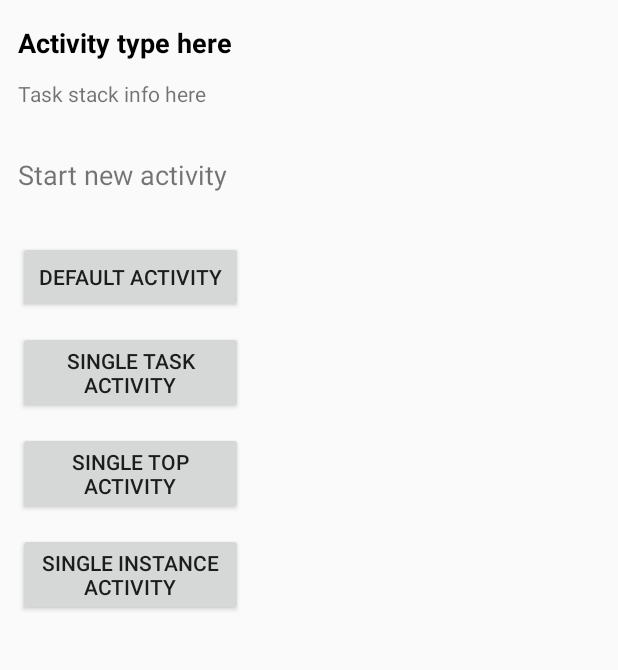
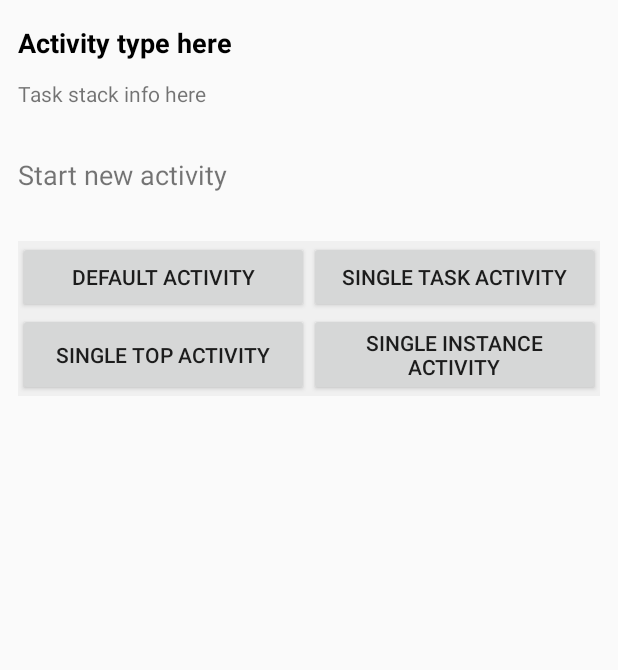
Before and after one commit to milosmns/android-task-stack-example, an Android app: the layout activity_layout.xml on its own in the app's theme, with its tools: preview values and no code run, on a phone screen of 412 x 824 dp, the part 84-754 px from its top. Run offline under Robolectric (Android 15) with nearby library versions, the phone set to English and light mode, and no system bars.

Commit message:
- Manifest comments - Layout cleanup (using Grid layout for the buttons now)

```diff
--- a/app/src/main/AndroidManifest.xml
+++ b/app/src/main/AndroidManifest.xml
@@ -3,7 +3,7 @@
     xmlns:android="http://schemas.android.com/apk/res/android"
     xmlns:tools="http://schemas.android.com/tools">
 
-    <!--suppress DeprecatedClassUsageInspection-->
+    <!--suppress DeprecatedClassUsageInspection | not true, this is a valid KitKat permission-->
     <uses-permission android:name="android.permission.GET_TASKS" />
 
     <application
--- a/app/src/main/res/layout/activity_layout.xml
+++ b/app/src/main/res/layout/activity_layout.xml
@@ -72,51 +72,53 @@
             android:textSize="@dimen/text_size_large"
             app:layout_constraintLeft_toLeftOf="parent"
             app:layout_constraintRight_toRightOf="parent"
-            app:layout_constraintTop_toBottomOf="@id/stackInfo" />
+            app:layout_constraintTop_toBottomOf="@+id/stackInfo" />
+
+        <android.support.v7.widget.GridLayout
+            android:layout_width="0dp"
+            android:layout_height="wrap_content"
+            android:layout_margin="@dimen/spacing_normal"
+            app:columnCount="2"
+            app:layout_constraintLeft_toLeftOf="parent"
+            app:layout_constraintRight_toRightOf="parent"
+            app:layout_constraintTop_toBottomOf="@+id/start_new_label"
+            app:orientation="horizontal"
+            app:rowCount="2"
+            tools:background="#F0F0F0">
 
             <Button
                 android:id="@+id/start_default"
-            android:layout_width="@dimen/button_start_new_width"
+                android:layout_width="0dp"
                 android:layout_height="wrap_content"
-            android:layout_margin="@dimen/spacing_normal"
                 android:text="@string/act_default"
-            app:layout_constraintHorizontal_bias="0.0"
-            app:layout_constraintLeft_toLeftOf="parent"
-            app:layout_constraintRight_toRightOf="parent"
-            app:layout_constraintTop_toBottomOf="@id/start_new_label" />
+                app:layout_columnWeight="1"
+                app:layout_rowWeight="1" />
 
             <Button
                 android:id="@+id/start_single_task"
-            android:layout_width="@dimen/button_start_new_width"
+                android:layout_width="0dp"
                 android:layout_height="wrap_content"
-            android:layout_margin="@dimen/spacing_normal"
                 android:text="@string/act_single_task"
-            app:layout_constraintHorizontal_bias="0.0"
-            app:layout_constraintLeft_toLeftOf="parent"
-            app:layout_constraintRight_toRightOf="parent"
-            app:layout_constraintTop_toBottomOf="@id/start_default" />
+                app:layout_columnWeight="1"
+                app:layout_rowWeight="1" />
 
             <Button
                 android:id="@+id/start_single_top"
-            android:layout_width="@dimen/button_start_new_width"
+                android:layout_width="0dp"
                 android:layout_height="wrap_content"
-            android:layout_margin="@dimen/spacing_normal"
                 android:text="@string/act_single_top"
-            app:layout_constraintHorizontal_bias="0.0"
-            app:layout_constraintLeft_toLeftOf="parent"
-            app:layout_constraintRight_toRightOf="parent"
-            app:layout_constraintTop_toBottomOf="@id/start_single_task" />
+                app:layout_columnWeight="1"
+                app:layout_rowWeight="1" />
 
             <Button
                 android:id="@+id/start_single_instance"
-            android:layout_width="@dimen/button_start_new_width"
+                android:layout_width="0dp"
                 android:layout_height="wrap_content"
-            android:layout_margin="@dimen/spacing_normal"
                 android:text="@string/act_single_instance"
-            app:layout_constraintHorizontal_bias="0.0"
-            app:layout_constraintLeft_toLeftOf="parent"
-            app:layout_constraintRight_toRightOf="parent"
-            app:layout_constraintTop_toBottomOf="@id/start_single_top" />
+                app:layout_columnWeight="1"
+                app:layout_rowWeight="1" />
+
+        </android.support.v7.widget.GridLayout>
     </android.support.constraint.ConstraintLayout>
 
 </ScrollView>
```
Lines whose indentation alone changed are shown as unchanged.
